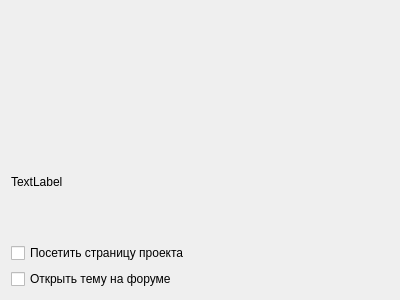
This is game-specific/Metroid Prime 3/Patcher/wizard/ui/CompletedPage.ui in mbystryantsev/consolgames-tools as Qt 5 draws it before an edit. The edited form follows.
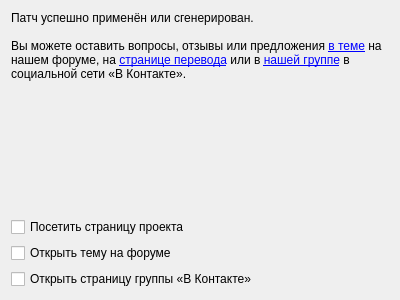
This is the edited form.

What changed in the file:
```diff
--- a/game-specific/Metroid Prime 3/Patcher/wizard/ui/CompletedPage.ui
+++ b/game-specific/Metroid Prime 3/Patcher/wizard/ui/CompletedPage.ui
@@ -14,26 +14,40 @@
    <string>Form</string>
   </property>
   <property name="title" stdset="0">
-   <string>Ololo</string>
+   <string>Процесс успешно завершён</string>
   </property>
   <layout class="QVBoxLayout" name="verticalLayout">
-   <item>
-    <widget class="QLabel" name="label">
-     <property name="text">
-      <string/>
-     </property>
-     <property name="wordWrap">
-      <bool>true</bool>
-     </property>
-    </widget>
-   </item>
    <item>
     <widget class="QLabel" name="label_2">
      <property name="text">
-      <string>TextLabel</string>
+      <string>Патч успешно применён или сгенерирован.
+&lt;br/&gt;&lt;br/&gt;
+Вы можете оставить вопросы, отзывы или предложения &lt;a href=&quot;http://consolgames.ru/forum/&quot;&gt;в теме&lt;/a&gt; на нашем форуме, на &lt;a href=&quot;http://consolgames.ru/translations/Metroid_Prime_3&quot;&gt;странице перевода&lt;/a&gt; или в &lt;a href=&quot;http://vk.com/club18909038&quot;&gt;нашей группе&lt;/a&gt; в социальной сети «В Контакте».</string>
+     </property>
+     <property name="textFormat">
+      <enum>Qt::RichText</enum>
+     </property>
+     <property name="wordWrap">
+      <bool>true</bool>
+     </property>
+     <property name="openExternalLinks">
+      <bool>true</bool>
      </property>
     </widget>
    </item>
+   <item>
+    <spacer name="verticalSpacer">
+     <property name="orientation">
+      <enum>Qt::Vertical</enum>
+     </property>
+     <property name="sizeHint" stdset="0">
+      <size>
+       <width>20</width>
+       <height>40</height>
+      </size>
+     </property>
+    </spacer>
+   </item>
    <item>
     <widget class="QCheckBox" name="openProjectPage">
      <property name="text">
@@ -48,6 +62,13 @@
      </property>
     </widget>
    </item>
+   <item>
+    <widget class="QCheckBox" name="openVKGroup">
+     <property name="text">
+      <string>Открыть страницу группы «В Контакте»</string>
+     </property>
+    </widget>
+   </item>
   </layout>
  </widget>
  <resources/>
```
